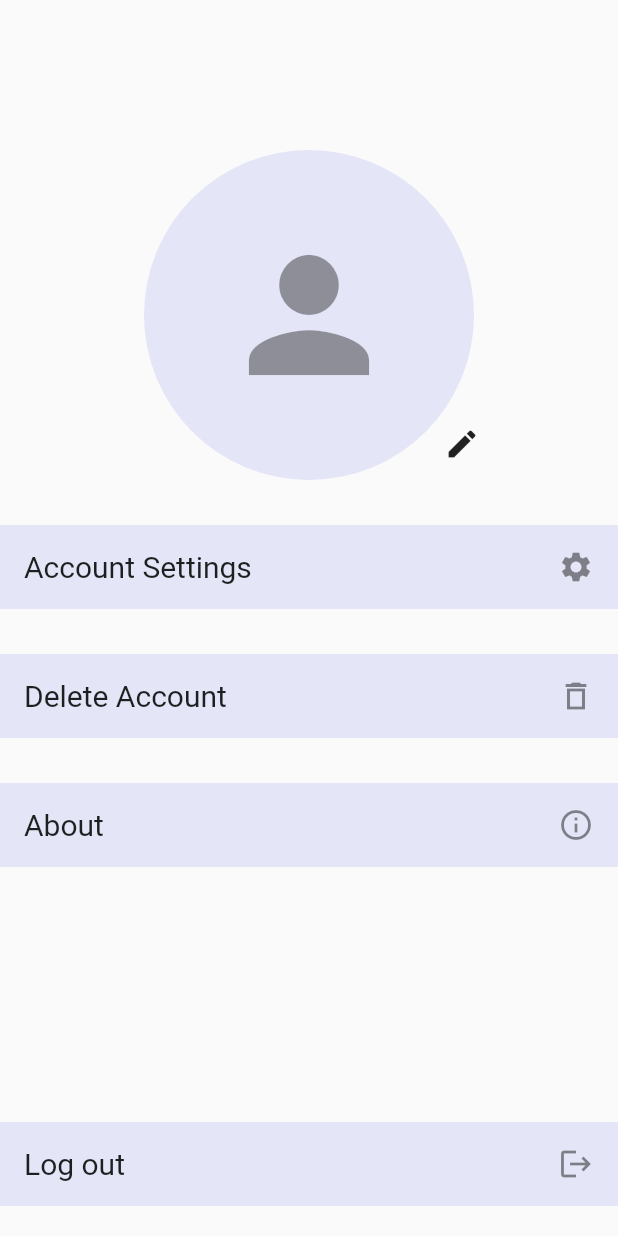
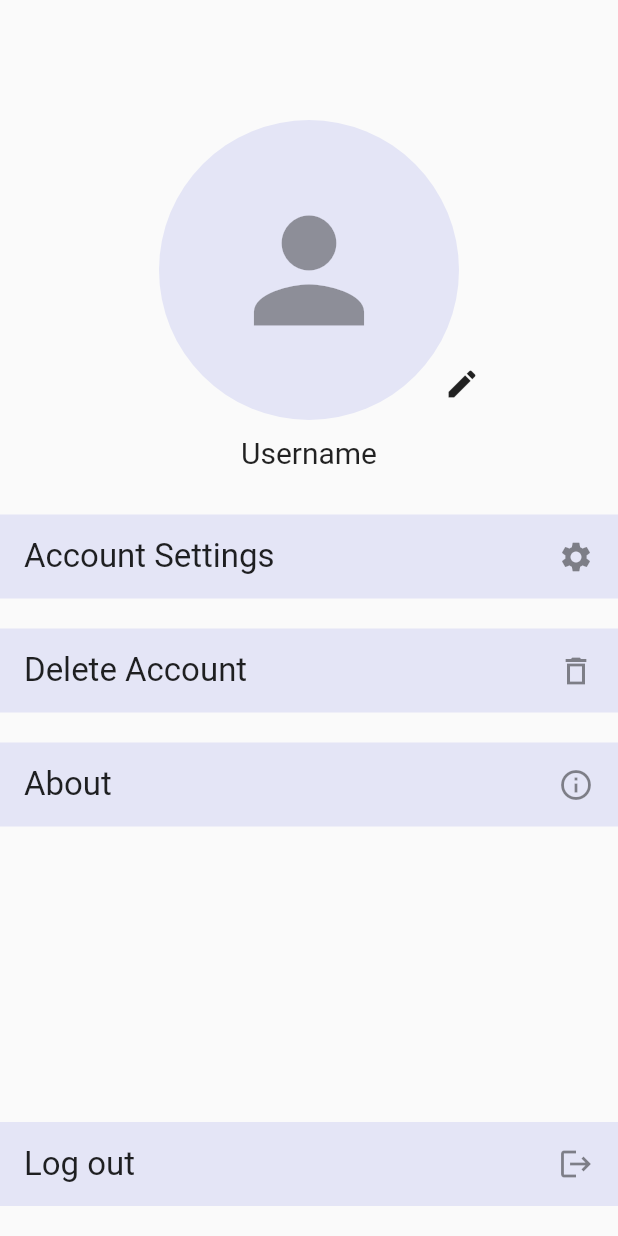
Before and after one commit to imranZMiko/Eten, a Flutter app: the AccountScreen screen opened by its route, on a phone screen of 412 x 824 dp. Run offline on Flutter 3.47's test engine with Material 2 defaults, Android fonts, the phone set to English and light mode, and no system bars.

Commit message:
Added space for username in account screen.

```diff
--- a/lib/screens/account_screen.dart
+++ b/lib/screens/account_screen.dart
@@ -16,16 +16,16 @@ class AccountScreen extends StatelessWidget {
           Stack(
             children: [
               Padding(
-                padding: EdgeInsets.only(top: 100),
+                padding: EdgeInsets.only(top: 80),
                 child: Center(
                   child: CircleAvatar(
                     backgroundColor: Theme.of(context).backgroundColor,
                     child: IconButton(
                       icon: Icon(Icons.person),
-                      iconSize: 120,
+                      iconSize: 110,
                       onPressed: null,
                     ),
-                    radius: 110,
+                    radius: 100,
                   ),
                 ),
               ),
@@ -40,12 +40,22 @@ class AccountScreen extends StatelessWidget {
               ),
             ],
           ),
+          Padding(
+            padding: EdgeInsets.all(10),
+            child: Center(
+              child: Text(
+                'Username',
+                style: TextStyle(fontSize: 20),
+              ),
+            ),
+          ),
           GestureDetector(
             onTap: () {
               Navigator.push(
                 context,
                 PageRouteBuilder(
-                  pageBuilder: (context, animation1, animation2) => AccountSettingsScreen(),
+                  pageBuilder: (context, animation1, animation2) =>
+                      AccountSettingsScreen(),
                   transitionDuration: Duration(seconds: 0),
                 ),
               );
@@ -63,11 +73,12 @@ class AccountScreen extends StatelessWidget {
             ),
           ),
           GestureDetector(
-            onTap: (){
+            onTap: () {
               Navigator.push(
                 context,
                 PageRouteBuilder(
-                  pageBuilder: (context, animation1, animation2) => AboutScreen(),
+                  pageBuilder: (context, animation1, animation2) =>
+                      AboutScreen(),
                   transitionDuration: Duration(seconds: 0),
                 ),
               );
@@ -81,7 +92,7 @@ class AccountScreen extends StatelessWidget {
             child: Container(),
           ),
           GestureDetector(
-            onTap: (){},
+            onTap: () {},
             child: AccountOptions(
               title: 'Log out',
               icon: Icons.logout,
--- a/lib/widgets/account_options.dart
+++ b/lib/widgets/account_options.dart
@@ -10,12 +10,12 @@ class AccountOptions extends StatelessWidget {
   @override
   Widget build(BuildContext context) {
     return Padding(
-      padding: EdgeInsets.only(top: 30),
+      padding: EdgeInsets.only(top: 20),
       child: ListTile(
         tileColor: Theme.of(context).backgroundColor,
         leading: Text(
           title,
-          style: TextStyle(fontSize: 20),
+          style: TextStyle(fontSize: 22),
         ),
         trailing: Icon(icon),
       ),
```
